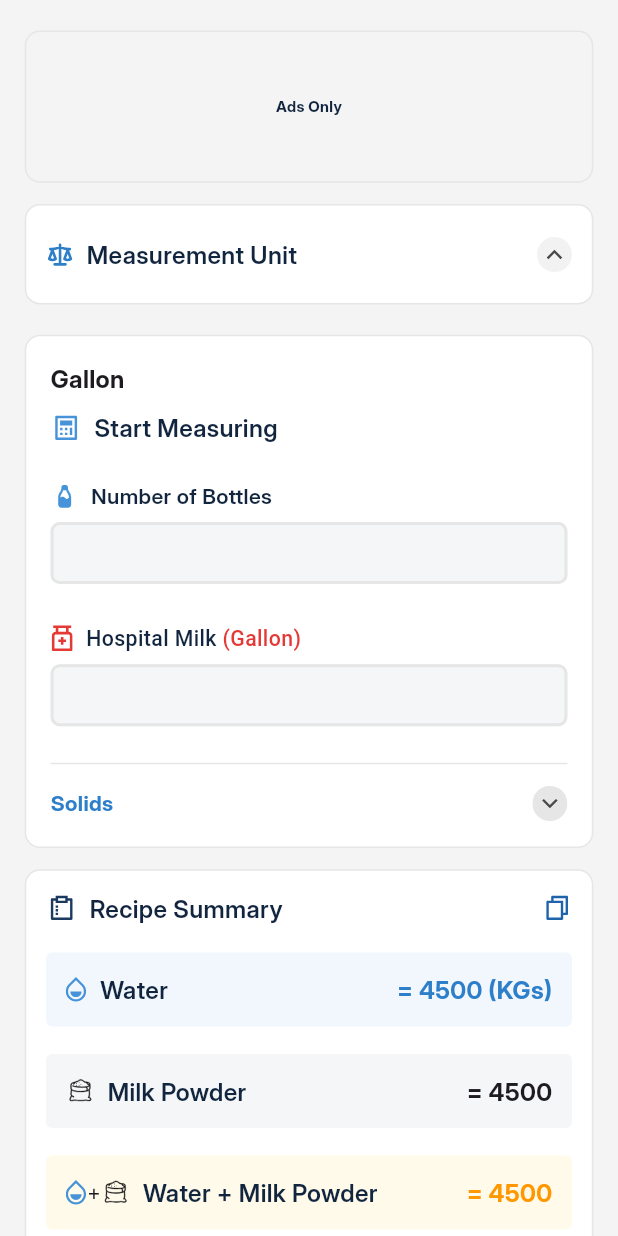
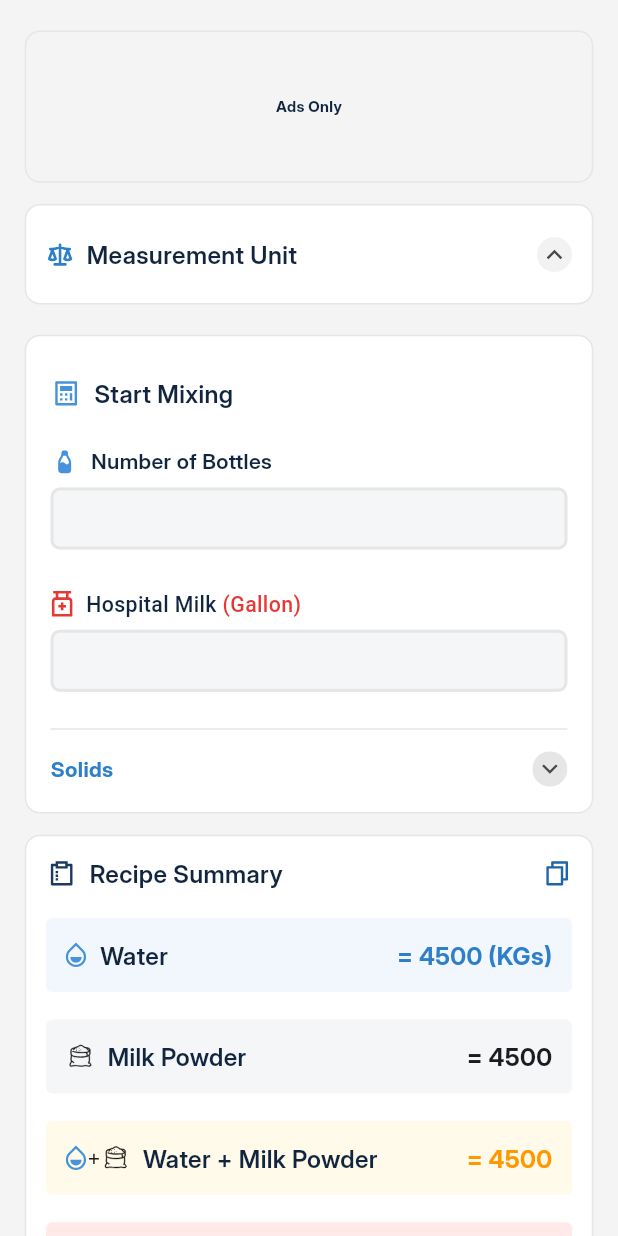
Before and after one commit to Joint-Venture-AI/milk_mix, a Flutter app: the CalculateScreen screen opened directly, on a phone screen of 412 x 824 dp. Run offline on Flutter 3.47's test engine with Material 3 defaults, Android fonts, the phone set to English and light mode, and no system bars; our stand-ins replace flutter_screenutil, flutter_svg, get, pin_code_fields.

Commit message:
minor changes

```diff
--- a/lib/view/authentication/signup/welcome_screen.dart
+++ b/lib/view/authentication/signup/welcome_screen.dart
@@ -2,7 +2,6 @@ import 'package:flutter/material.dart';
 import 'package:flutter_screenutil/flutter_screenutil.dart';
 import 'package:flutter_svg/svg.dart';
 import 'package:get/get.dart';
-import 'package:get/get_core/src/get_main.dart';
 import 'package:milk_mix/constants/color.dart';
 import 'package:milk_mix/routes.dart';
 import 'package:milk_mix/view/widget/text_button_widget.dart';
--- a/lib/view/home/calculate/calculate_screen.dart
+++ b/lib/view/home/calculate/calculate_screen.dart
@@ -141,7 +141,7 @@ class _CalculateScreenState extends State<CalculateScreen> {
               SizedBox(height: 20.h),
 
               buildAllUnitColumns(),
-
+              //--------------summary section----------------
               Container(
                 padding: EdgeInsets.all(12.w),
                 decoration: BoxDecoration(
@@ -323,6 +323,7 @@ class _CalculateScreenState extends State<CalculateScreen> {
                   ],
                 ),
               ),
+              SizedBox(height: 12.h),
             ],
           ),
         ),
@@ -391,7 +392,6 @@ class _CalculateScreenState extends State<CalculateScreen> {
     switch (selectedSubUnit) {
       case 'gallon':
         return _unitColumn(
-          title: 'Gallon',
           isExpanded: true,
           children: [
             Row(
@@ -399,7 +399,7 @@ class _CalculateScreenState extends State<CalculateScreen> {
                 SvgPicture.asset('assets/logos/calculate.svg', height: 20.h),
                 SizedBox(width: 8.w),
                 Text(
-                  'Start Measuring',
+                  'Start Mixing',
                   style: TextStyle(
                     fontSize: 16.sp,
                     fontWeight: FontWeight.w600,
@@ -569,7 +569,6 @@ class _CalculateScreenState extends State<CalculateScreen> {
         );
       case 'pounds':
         return _unitColumn(
-          title: 'Pounds',
           isExpanded: true,
           children: [
             Row(
@@ -577,7 +576,7 @@ class _CalculateScreenState extends State<CalculateScreen> {
                 SvgPicture.asset('assets/logos/calculate.svg', height: 20.h),
                 SizedBox(width: 8.w),
                 Text(
-                  'Start Measuring',
+                  'Start Mixing',
                   style: TextStyle(
                     fontSize: 16.sp,
                     fontWeight: FontWeight.w600,
@@ -747,7 +746,6 @@ class _CalculateScreenState extends State<CalculateScreen> {
         );
       case 'liter':
         return _unitColumn(
-          title: 'Liter',
           isExpanded: true,
           children: [
             Row(
@@ -755,7 +753,7 @@ class _CalculateScreenState extends State<CalculateScreen> {
                 SvgPicture.asset('assets/logos/calculate.svg', height: 20.h),
                 SizedBox(width: 8.w),
                 Text(
-                  'Start Measuring',
+                  'Start Mixing',
                   style: TextStyle(
                     fontSize: 16.sp,
                     fontWeight: FontWeight.w600,
@@ -925,7 +923,6 @@ class _CalculateScreenState extends State<CalculateScreen> {
         );
       case 'kilo':
         return _unitColumn(
-          title: 'Kilo',
           isExpanded: true,
           children: [
             Row(
@@ -933,7 +930,7 @@ class _CalculateScreenState extends State<CalculateScreen> {
                 SvgPicture.asset('assets/logos/calculate.svg', height: 20.h),
                 SizedBox(width: 8.w),
                 Text(
-                  'Start Measuring',
+                  'Start Mixing',
                   style: TextStyle(
                     fontSize: 16.sp,
                     fontWeight: FontWeight.w600,
@@ -1107,7 +1104,6 @@ class _CalculateScreenState extends State<CalculateScreen> {
   }
 
   Widget _unitColumn({
-    required String title,
     required bool isExpanded,
     required List<Widget> children,
   }) {
@@ -1123,10 +1119,6 @@ class _CalculateScreenState extends State<CalculateScreen> {
       child: Column(
         crossAxisAlignment: CrossAxisAlignment.stretch,
         children: [
-          Text(
-            title,
-            style: TextStyle(fontSize: 16.sp, fontWeight: FontWeight.bold),
-          ),
           if (isExpanded) ...[SizedBox(height: 10.h), ...children],
         ],
       ),
--- a/lib/view/home/settings/setting_screen.dart
+++ b/lib/view/home/settings/setting_screen.dart
@@ -1,7 +1,6 @@
 import 'package:flutter/material.dart';
 import 'package:flutter_screenutil/flutter_screenutil.dart';
 import 'package:get/get.dart';
-import 'package:get/get_core/src/get_main.dart';
 import 'package:milk_mix/constants/color.dart';
 import 'package:milk_mix/routes.dart';
 import 'package:milk_mix/view/widget/settings_tile.dart';
--- a/lib/view/homeConsult/manageFarm/add_farm_screen.dart
+++ b/lib/view/homeConsult/manageFarm/add_farm_screen.dart
@@ -2,7 +2,6 @@ import 'package:flutter/material.dart';
 import 'package:flutter_screenutil/flutter_screenutil.dart';
 import 'package:flutter_svg/svg.dart';
 import 'package:get/get.dart';
-import 'package:get/get_core/src/get_main.dart';
 import 'package:milk_mix/constants/color.dart';
 import 'package:milk_mix/routes.dart';
 import 'package:milk_mix/view/widget/appbar_widget.dart';
--- a/lib/view/subscription/congratulation_screen.dart
+++ b/lib/view/subscription/congratulation_screen.dart
@@ -2,7 +2,6 @@ import 'package:flutter/material.dart';
 import 'package:flutter_screenutil/flutter_screenutil.dart';
 import 'package:flutter_svg/flutter_svg.dart';
 import 'package:get/get.dart';
-import 'package:get/get_core/src/get_main.dart';
 import 'package:milk_mix/constants/color.dart';
 import 'package:milk_mix/routes.dart';
 import 'package:milk_mix/view/widget/text_button_widget.dart';
--- a/lib/view/widget/light_text_input_widget.dart
+++ b/lib/view/widget/light_text_input_widget.dart
@@ -9,12 +9,12 @@ class LightInputField extends StatelessWidget {
   final TextInputType keyboardType;
 
   const LightInputField({
-    Key? key,
+    super.key,
     this.controller,
     this.hintText,
     this.obscureText = false,
     this.keyboardType = TextInputType.text,
-  }) : super(key: key);
+  });
 
   @override
   Widget build(BuildContext context) {
```
Also changed, not shown: pubspec.yaml (+6 -1 lines), pubspec.lock.
